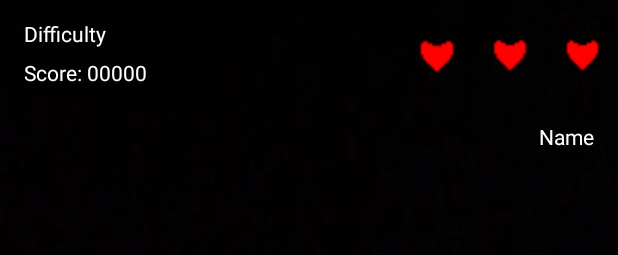
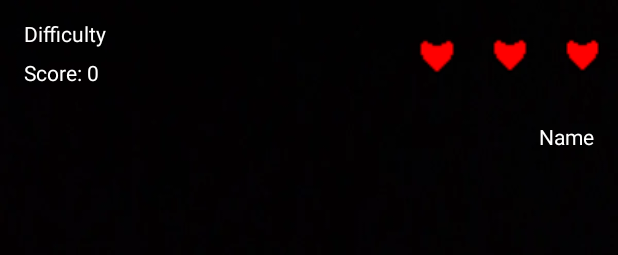
Before and after one commit to aniculas/FroggerGame, an Android app: the layout activity_gameplay.xml on its own in the app's theme, with its tools: preview values and no code run, on a phone screen of 412 x 824 dp. Shown: the top 255 px of the screen. Run offline under Robolectric (Android 15) with nearby library versions, the phone set to English and light mode, and no system bars.

Commit message:
Score mostly implemented.

```diff
--- a/app/src/main/res/layout/activity_gameplay.xml
+++ b/app/src/main/res/layout/activity_gameplay.xml
@@ -89,7 +89,7 @@
         android:layout_marginStart="16dp"
         android:layout_marginEnd="312dp"
         android:layout_marginBottom="576dp"
-        android:text="Score: 00000"
+        android:text="Score: 0"
         android:textColor="#FFFFFF"
         app:layout_constraintBottom_toBottomOf="parent"
         app:layout_constraintEnd_toEndOf="parent"
```
Also changed, not shown: app/src/main/java/com/example/myapplication/Gameplay.java (+14 -0 lines).
